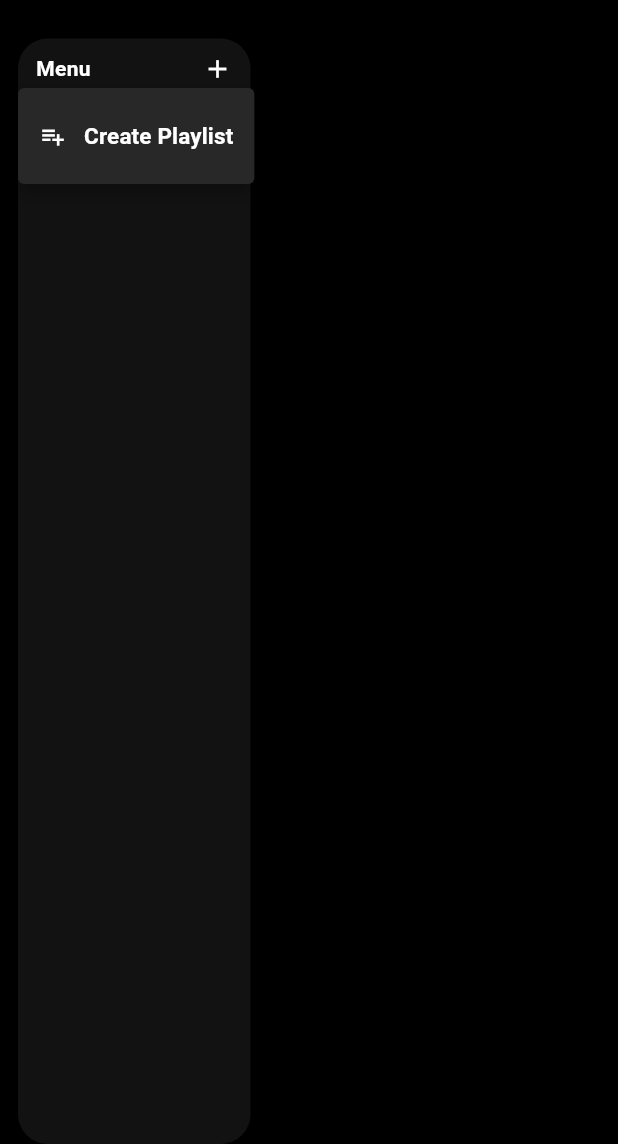
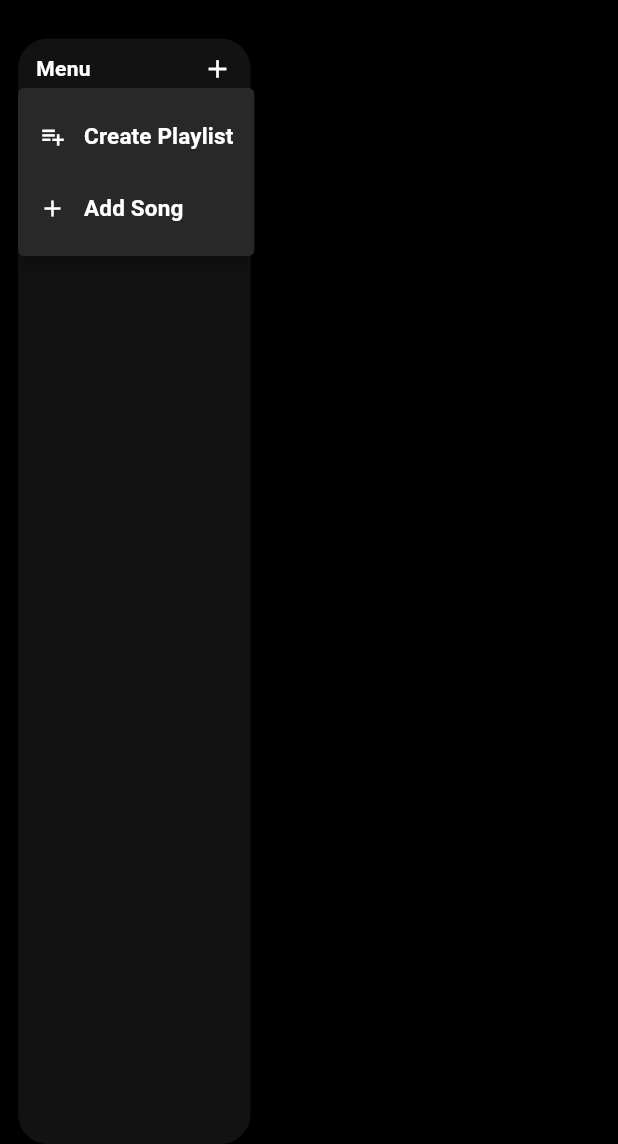
Before and after one commit to mfaizasysyauqi/soundify-sqlite-clean-architecture, a Flutter app: the MainScreen screen opened directly, after a tap on the "add" icon, on a phone screen of 412 x 824 dp, the part 92-1236 px from its top. Run offline on Flutter 3.47's test engine with Material 3 defaults, Android fonts, the phone set to English and light mode, and no system bars; missing offline and left inert: window_manager; statements that could not run were skipped.

Commit message:
feat(main): modify menu modal, sidebar widget

```diff
--- a/lib/presentation/widgets/main/menu_modal.dart
+++ b/lib/presentation/widgets/main/menu_modal.dart
@@ -2,14 +2,13 @@
 import 'package:flutter/material.dart';
 import 'package:soundify/core/styles/colors.dart';
 import 'package:soundify/core/styles/text_styles.dart';
+
 // lib/presentation/widgets/main/menu_modal.dart
 class MenuModal extends StatelessWidget {
-  final String? currentUserRole;
   final VoidCallback onClose;
 
   const MenuModal({
     super.key,
-    this.currentUserRole,
     required this.onClose,
   });
 
@@ -60,14 +59,11 @@ class MenuModal extends StatelessWidget {
                 text: "Create Playlist",
                 onTap: onClose,
               ),
-              if (currentUserRole == 'Artist' || currentUserRole == 'Admin') ...[
-                const SizedBox(height: 8),
-                _buildMenuItem(
-                  icon: Icons.add,
-                  text: "Add Song",
-                  onTap: onClose,
-                ),
-              ],
+              _buildMenuItem(
+                icon: Icons.add,
+                text: "Add Song",
+                onTap: onClose,
+              ),
             ],
           ),
         ),
--- a/lib/presentation/widgets/main/sidebar_widget.dart
+++ b/lib/presentation/widgets/main/sidebar_widget.dart
@@ -3,15 +3,12 @@ import 'package:flutter/material.dart';
 import 'package:soundify/core/styles/colors.dart';
 import 'package:soundify/core/styles/text_styles.dart';
 
-// lib/presentation/widgets/main/sidebar_widget.dart
 class SidebarWidget extends StatelessWidget {
-  final Function(BuildContext) onShowModal;
-  final String? currentUserRole;
+  final Function(BuildContext) onShowModal; // Updated type definition
 
   const SidebarWidget({
     super.key,
     required this.onShowModal,
-    this.currentUserRole,
   });
 
   @override
```
